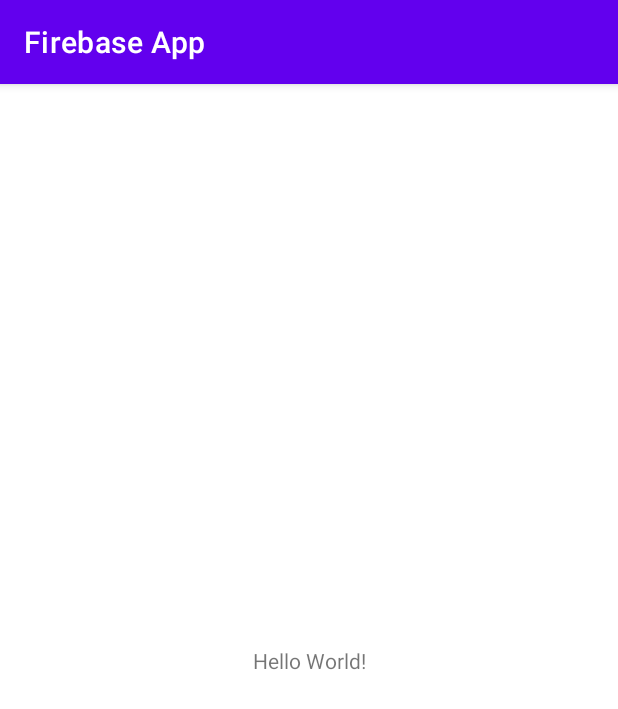
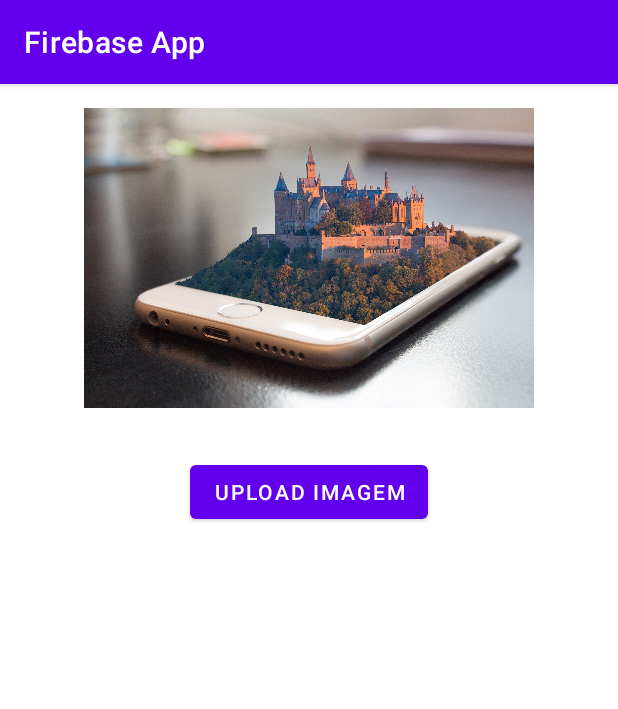
Before and after one commit to ClaytonEduard/FirebaseApp, an Android app: the screen it shows after launch (MainActivity), on a phone screen of 412 x 824 dp. Shown: the top 709 px of the screen. Run offline under Robolectric (Android 15) with nearby library versions, the phone set to English and light mode, and no system bars; our stand-ins replace Firebase (no records; nobody signed in at launch, a user with empty details on screens opened directly).

Commit message:
Salvando imagem no localStorage do Firebase

```diff
--- a/app/build.gradle
+++ b/app/build.gradle
@@ -50,4 +50,9 @@ dependencies {
 
     // autenticacao
     implementation 'com.google.firebase:firebase-auth-ktx:22.0.0'
+
+    // Storege
+    implementation(platform("com.google.firebase:firebase-bom:32.1.1"))
+    // When using the BoM, you don't specify versions in Firebase library dependencies
+    implementation("com.google.firebase:firebase-storage")
 }
--- a/app/src/main/java/com/claytoneduard/firebaseapp/MainActivity.java
+++ b/app/src/main/java/com/claytoneduard/firebaseapp/MainActivity.java
@@ -3,10 +3,18 @@ package com.claytoneduard.firebaseapp;
 import androidx.annotation.NonNull;
 import androidx.appcompat.app.AppCompatActivity;
 
+import android.graphics.Bitmap;
+import android.net.Uri;
 import android.os.Bundle;
 import android.util.Log;
+import android.view.View;
+import android.widget.Button;
+import android.widget.ImageView;
+import android.widget.Toast;
 
 import com.google.android.gms.tasks.OnCompleteListener;
+import com.google.android.gms.tasks.OnFailureListener;
+import com.google.android.gms.tasks.OnSuccessListener;
 import com.google.android.gms.tasks.Task;
 import com.google.firebase.auth.AuthResult;
 import com.google.firebase.auth.FirebaseAuth;
@@ -16,22 +24,87 @@ import com.google.firebase.database.DatabaseReference;
 import com.google.firebase.database.FirebaseDatabase;
 import com.google.firebase.database.Query;
 import com.google.firebase.database.ValueEventListener;
+import com.google.firebase.storage.FirebaseStorage;
+import com.google.firebase.storage.StorageReference;
+import com.google.firebase.storage.UploadTask;
+
+import java.io.ByteArrayInputStream;
+import java.io.ByteArrayOutputStream;
+import java.util.UUID;
 
 public class MainActivity extends AppCompatActivity {
 
-
+    /*
     //capturar referenca do FireBase/ para o nó raiz do banco
     private DatabaseReference reference = FirebaseDatabase.getInstance().getReference();
     // metodo para autenticacao
     private FirebaseAuth firebaseAuthUser = FirebaseAuth.getInstance();
+     */
+    private ImageView imageFoto;
+    private Button buttonUpload;
+
 
     @Override
     protected void onCreate(Bundle savedInstanceState) {
         super.onCreate(savedInstanceState);
         setContentView(R.layout.activity_main);
 
+        buttonUpload = findViewById(R.id.buttonUpload);
+        imageFoto = findViewById(R.id.imageFoto);
+
+        buttonUpload.setOnClickListener(new View.OnClickListener() {
+            @Override
+            public void onClick(View view) {
+                //Configura para imagem ser salva em memoria
+                imageFoto.setDrawingCacheEnabled(true);
+                imageFoto.buildDrawingCache();
+
+                //Recupera bitmap da imagem(imagem a ser carregada)
+                Bitmap bitmap = imageFoto.getDrawingCache();
+
+                //Comprimo bitmap para um formato png/jpeg
+                ByteArrayOutputStream baos = new ByteArrayOutputStream();
+                bitmap.compress(Bitmap.CompressFormat.JPEG, 75, baos);
+
+                //conver o baos para pixel brutos em uma matriz de bytes
+                // (dados da imagem )
+                byte[] dadosImagem = baos.toByteArray();
+
+                //Define nos para o starage
+                StorageReference storageReference = FirebaseStorage.getInstance().getReference();
+                StorageReference imagens = storageReference.child("imagens");
+
+                //nome da imagem
+                String nomeArquivo = UUID.randomUUID().toString();
+                StorageReference imagemRef = imagens.child(nomeArquivo+".jpeg");
+
+                // retorna objeto que irá controlar o upload
+                UploadTask uploadTask = imagemRef.putBytes(dadosImagem);
+
+                uploadTask.addOnFailureListener(MainActivity.this, new OnFailureListener() {
+                    @Override
+                    public void onFailure(@NonNull Exception e) {
+                        Toast.makeText(MainActivity.this, "Upload da imagem falhou: " + e.getMessage().toString(), Toast.LENGTH_LONG).show();
+                    }
+                }).addOnSuccessListener(MainActivity.this, new OnSuccessListener<UploadTask.TaskSnapshot>() {
+                    @Override
+                    public void onSuccess(UploadTask.TaskSnapshot taskSnapshot) {
+                        imagemRef.getDownloadUrl().addOnCompleteListener(new OnCompleteListener<Uri>() {
+                            @Override
+                            public void onComplete(@NonNull Task<Uri> task) {
+                                //recuperar a url
+                                Uri url = task.getResult();
+                                Toast.makeText(MainActivity.this, "Sucesso ao fazer upload: " + url.toString(), Toast.LENGTH_LONG).show();
+                            }
+                        });
+                    }
+                });
+
+            }
+        });
+
         // pega a referencia do nó usuarios no banco
-        DatabaseReference usuarios = reference.child("usuarios");
+        //DatabaseReference usuarios = reference.child("usuarios");
 
         // filtros - selecionar usuario por id unico, id automatico do Firebase
         //DatabaseReference usuariosPesquisa = usuarios.child("-NZS58EiwbZjzTAc55tQ");
@@ -55,14 +128,14 @@ public class MainActivity extends AppCompatActivity {
         //Query usuariosPesquisa = usuarios.orderByChild("idade").startAt(18).endAt(30);
 
         // filtro por palavras iniciando em c, anplia a busca
-        Query usuariosPesquisa = usuarios.orderByChild("nome").
+     /*   Query usuariosPesquisa = usuarios.orderByChild("nome").
                 startAt("C").endAt("C" + "\uf8ff");
         usuariosPesquisa.addValueEventListener(new ValueEventListener() {
             @Override
             public void onDataChange(@NonNull DataSnapshot snapshot) {
                /* Usuario dadosUsuario = snapshot.getValue(Usuario.class);
                 Log.i("Dados usuario", " nome: "+dadosUsuario.getNome() + ", sobrenome: "+ dadosUsuario.getSobrenome() + ", idade: "+ dadosUsuario.getIdade());
-                */
+
                 Log.i("Dados usuario", snapshot.getValue().toString());
             }
 
--- a/app/src/main/res/layout/activity_main.xml
+++ b/app/src/main/res/layout/activity_main.xml
@@ -6,13 +6,25 @@
     android:layout_height="match_parent"
     tools:context=".MainActivity">
 
-    <TextView
+    <ImageView
+        android:id="@+id/imageFoto"
+        android:layout_width="0dp"
+        android:layout_height="200dp"
+        android:layout_marginTop="16dp"
+        app:layout_constraintEnd_toEndOf="parent"
+        app:layout_constraintStart_toStartOf="parent"
+        app:layout_constraintTop_toTopOf="parent"
+        app:srcCompat="@drawable/celular" />
+
+    <Button
+        android:id="@+id/buttonUpload"
         android:layout_width="wrap_content"
         android:layout_height="wrap_content"
-        android:text="Hello World!"
-        app:layout_constraintBottom_toBottomOf="parent"
+        android:layout_marginStart="8dp"
+        android:layout_marginTop="32dp"
+        android:layout_marginEnd="8dp"
+        android:text="Upload Imagem"
         app:layout_constraintEnd_toEndOf="parent"
         app:layout_constraintStart_toStartOf="parent"
-        app:layout_constraintTop_toTopOf="parent" />
-
+        app:layout_constraintTop_toBottomOf="@+id/imageFoto" />
 </androidx.constraintlayout.widget.ConstraintLayout>
```
Also changed, not shown: app/src/main/res/drawable/celular.jpg (added), app/src/main/res/drawable/padrao.jpg (added).
